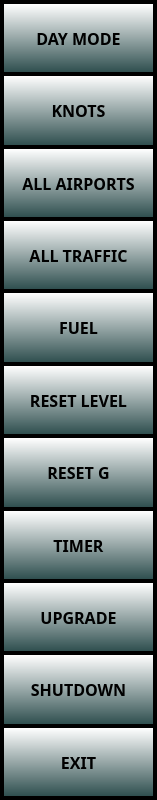
Old version of the form ui/MenuDialog.ui in the repository UnexplodedMinds/Stratofier.
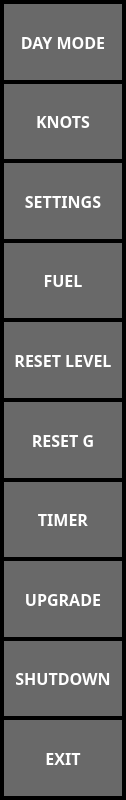
New version of the form.

The edit to the form file:
```diff
--- a/ui/MenuDialog.ui
+++ b/ui/MenuDialog.ui
@@ -6,7 +6,7 @@
    <rect>
     <x>0</x>
     <y>0</y>
-    <width>157</width>
+    <width>126</width>
     <height>800</height>
    </rect>
   </property>
@@ -95,7 +95,8 @@
    <string notr="true">QPushButton
 {
 	border: none;
-	background-color: qlineargradient( x1:0, y1:0, x2:0, y2:1, stop: 0 white, stop:1 DarkSlateGray );
+	color: white;
+	background-color: DimGray;
 	margin: 2px;
 }
 QPushButton::pressed
@@ -122,7 +123,7 @@
    <property name="spacing">
     <number>0</number>
    </property>
-   <item row="12" column="1" colspan="2">
+   <item row="11" column="1" colspan="2">
     <widget class="QPushButton" name="m_pUpgradeButton">
      <property name="sizePolicy">
       <sizepolicy hsizetype="MinimumExpanding" vsizetype="MinimumExpanding">
@@ -132,7 +133,7 @@
      </property>
      <property name="font">
       <font>
-       <family>Piboto</family>
+       <family>Droid Sans</family>
        <pointsize>12</pointsize>
        <weight>75</weight>
        <bold>true</bold>
@@ -144,12 +145,6 @@
      <property name="text">
       <string>UPGRADE</string>
      </property>
-     <property name="iconSize">
-      <size>
-       <width>32</width>
-       <height>32</height>
-      </size>
-     </property>
      <property name="autoDefault">
       <bool>false</bool>
      </property>
@@ -165,40 +160,19 @@
      </property>
      <property name="font">
       <font>
-       <family>Piboto</family>
+       <family>Droid Sans</family>
        <pointsize>12</pointsize>
        <weight>75</weight>
        <bold>true</bold>
       </font>
      </property>
-     <property name="styleSheet">
-      <string notr="true">QPushButton
-{
-	border: none;
-	background-color: qlineargradient( x1:0, y1:0, x2:0, y2:1, stop: 0 white, stop:1 DarkSlateGray );
-	margin: 2px;
-}
-QPushButton::pressed
-{
-	border: none;
-	background-color: qlineargradient( x1:0, y1:0, x2:0, y2:1, stop: 0 DarkSlateGray, stop:1 white );
-	margin: 2px;
-}
-</string>
-     </property>
      <property name="text">
       <string>KNOTS</string>
      </property>
-     <property name="iconSize">
-      <size>
-       <width>32</width>
-       <height>32</height>
-      </size>
-     </property>
     </widget>
    </item>
-   <item row="9" column="1">
-    <widget class="QPushButton" name="m_pResetLevelButton">
+   <item row="12" column="1" colspan="2">
+    <widget class="QPushButton" name="m_pExitButton">
      <property name="sizePolicy">
       <sizepolicy hsizetype="MinimumExpanding" vsizetype="MinimumExpanding">
        <horstretch>0</horstretch>
@@ -207,20 +181,17 @@
      </property>
      <property name="font">
       <font>
-       <family>Piboto</family>
+       <family>Droid Sans</family>
        <pointsize>12</pointsize>
        <weight>75</weight>
        <bold>true</bold>
       </font>
      </property>
+     <property name="autoFillBackground">
+      <bool>false</bool>
+     </property>
      <property name="text">
-      <string>RESET LEVEL</string>
-     </property>
-     <property name="iconSize">
-      <size>
-       <width>32</width>
-       <height>32</height>
-      </size>
+      <string>SHUTDOWN</string>
      </property>
      <property name="autoDefault">
       <bool>false</bool>
@@ -237,20 +208,14 @@
      </property>
      <property name="font">
       <font>
-       <family>Piboto</family>
+       <family>Droid Sans</family>
        <pointsize>12</pointsize>
        <weight>75</weight>
        <bold>true</bold>
       </font>
      </property>
      <property name="text">
-      <string>ALL AIRPORTS</string>
-     </property>
-     <property name="iconSize">
-      <size>
-       <width>32</width>
-       <height>32</height>
-      </size>
+      <string>SETTINGS</string>
      </property>
      <property name="checkable">
       <bool>false</bool>
@@ -263,40 +228,7 @@
      </property>
     </widget>
    </item>
-   <item row="11" column="1">
-    <widget class="QPushButton" name="m_pTimerButton">
-     <property name="sizePolicy">
-      <sizepolicy hsizetype="MinimumExpanding" vsizetype="MinimumExpanding">
-       <horstretch>0</horstretch>
-       <verstretch>0</verstretch>
-      </sizepolicy>
-     </property>
-     <property name="font">
-      <font>
-       <family>Piboto</family>
-       <pointsize>12</pointsize>
-       <weight>75</weight>
-       <bold>true</bold>
-      </font>
-     </property>
-     <property name="autoFillBackground">
-      <bool>false</bool>
-     </property>
-     <property name="text">
-      <string>TIMER</string>
-     </property>
-     <property name="iconSize">
-      <size>
-       <width>32</width>
-       <height>32</height>
-      </size>
-     </property>
-     <property name="autoDefault">
-      <bool>false</bool>
-     </property>
-    </widget>
-   </item>
-   <item row="7" column="1" colspan="2">
+   <item row="6" column="1" colspan="2">
     <widget class="QPushButton" name="m_pFuelButton">
      <property name="sizePolicy">
       <sizepolicy hsizetype="MinimumExpanding" vsizetype="MinimumExpanding">
@@ -306,7 +238,7 @@
      </property>
      <property name="font">
       <font>
-       <family>Piboto</family>
+       <family>Droid Sans</family>
        <pointsize>12</pointsize>
        <weight>75</weight>
        <bold>true</bold>
@@ -318,111 +250,6 @@
      <property name="text">
       <string>FUEL</string>
      </property>
-     <property name="iconSize">
-      <size>
-       <width>32</width>
-       <height>32</height>
-      </size>
-     </property>
-     <property name="autoDefault">
-      <bool>false</bool>
-     </property>
-    </widget>
-   </item>
-   <item row="6" column="1" colspan="2">
-    <widget class="QPushButton" name="m_pTrafficFilterButton">
-     <property name="sizePolicy">
-      <sizepolicy hsizetype="MinimumExpanding" vsizetype="MinimumExpanding">
-       <horstretch>0</horstretch>
-       <verstretch>0</verstretch>
-      </sizepolicy>
-     </property>
-     <property name="font">
-      <font>
-       <family>Piboto</family>
-       <pointsize>12</pointsize>
-       <weight>75</weight>
-       <bold>true</bold>
-      </font>
-     </property>
-     <property name="text">
-      <string>ALL TRAFFIC</string>
-     </property>
-     <property name="iconSize">
-      <size>
-       <width>32</width>
-       <height>32</height>
-      </size>
-     </property>
-     <property name="checkable">
-      <bool>true</bool>
-     </property>
-     <property name="checked">
-      <bool>true</bool>
-     </property>
-     <property name="autoDefault">
-      <bool>false</bool>
-     </property>
-    </widget>
-   </item>
-   <item row="10" column="1">
-    <widget class="QPushButton" name="m_pResetGMeterButton">
-     <property name="sizePolicy">
-      <sizepolicy hsizetype="MinimumExpanding" vsizetype="MinimumExpanding">
-       <horstretch>0</horstretch>
-       <verstretch>0</verstretch>
-      </sizepolicy>
-     </property>
-     <property name="font">
-      <font>
-       <family>Piboto</family>
-       <pointsize>12</pointsize>
-       <weight>75</weight>
-       <bold>true</bold>
-      </font>
-     </property>
-     <property name="text">
-      <string>RESET G</string>
-     </property>
-     <property name="iconSize">
-      <size>
-       <width>32</width>
-       <height>32</height>
-      </size>
-     </property>
-     <property name="autoDefault">
-      <bool>false</bool>
-     </property>
-    </widget>
-   </item>
-   <item row="13" column="1" colspan="2">
-    <widget class="QPushButton" name="m_pExitButton">
-     <property name="sizePolicy">
-      <sizepolicy hsizetype="MinimumExpanding" vsizetype="MinimumExpanding">
-       <horstretch>0</horstretch>
-       <verstretch>0</verstretch>
-      </sizepolicy>
-     </property>
-     <property name="font">
-      <font>
-       <family>Piboto</family>
-       <pointsize>12</pointsize>
-       <weight>75</weight>
-       <bold>true</bold>
-      </font>
-     </property>
-     <property name="autoFillBackground">
-      <bool>false</bool>
-     </property>
-     <property name="text">
-      <string>SHUTDOWN</string>
-     </property>
-     <property name="iconSize">
-      <size>
-       <width>32</width>
-       <height>32</height>
-      </size>
-     </property>
      <property name="autoDefault">
       <bool>false</bool>
      </property>
@@ -438,40 +265,19 @@
      </property>
      <property name="font">
       <font>
-       <family>Piboto</family>
+       <family>Droid Sans</family>
        <pointsize>12</pointsize>
        <weight>75</weight>
        <bold>true</bold>
       </font>
      </property>
-     <property name="styleSheet">
-      <string notr="true">QPushButton
-{
-	border: none;
-	background-color: qlineargradient( x1:0, y1:0, x2:0, y2:1, stop: 0 white, stop:1 DarkSlateGray );
-	margin: 2px;
-}
-QPushButton::pressed
-{
-	border: none;
-	background-color: qlineargradient( x1:0, y1:0, x2:0, y2:1, stop: 0 DarkSlateGray, stop:1 white );
-	margin: 2px;
-}
-</string>
-     </property>
      <property name="text">
       <string>DAY MODE</string>
      </property>
-     <property name="iconSize">
-      <size>
-       <width>32</width>
-       <height>32</height>
-      </size>
-     </property>
     </widget>
    </item>
-   <item row="14" column="1">
-    <widget class="QPushButton" name="m_pExitRoscoButton">
+   <item row="13" column="1">
+    <widget class="QPushButton" name="m_pExitStratofierButton">
      <property name="sizePolicy">
       <sizepolicy hsizetype="MinimumExpanding" vsizetype="MinimumExpanding">
        <horstretch>0</horstretch>
@@ -480,7 +286,7 @@
      </property>
      <property name="font">
       <font>
-       <family>Piboto</family>
+       <family>Droid Sans</family>
        <pointsize>12</pointsize>
        <weight>75</weight>
        <bold>true</bold>
@@ -492,11 +298,80 @@
      <property name="text">
       <string>EXIT</string>
      </property>
-     <property name="iconSize">
-      <size>
-       <width>32</width>
-       <height>32</height>
-      </size>
+     <property name="autoDefault">
+      <bool>false</bool>
+     </property>
+    </widget>
+   </item>
+   <item row="8" column="1">
+    <widget class="QPushButton" name="m_pResetLevelButton">
+     <property name="sizePolicy">
+      <sizepolicy hsizetype="MinimumExpanding" vsizetype="MinimumExpanding">
+       <horstretch>0</horstretch>
+       <verstretch>0</verstretch>
+      </sizepolicy>
+     </property>
+     <property name="font">
+      <font>
+       <family>Droid Sans</family>
+       <pointsize>12</pointsize>
+       <weight>75</weight>
+       <bold>true</bold>
+      </font>
+     </property>
+     <property name="text">
+      <string>RESET LEVEL</string>
+     </property>
+     <property name="autoDefault">
+      <bool>false</bool>
+     </property>
+    </widget>
+   </item>
+   <item row="10" column="1">
+    <widget class="QPushButton" name="m_pTimerButton">
+     <property name="sizePolicy">
+      <sizepolicy hsizetype="MinimumExpanding" vsizetype="MinimumExpanding">
+       <horstretch>0</horstretch>
+       <verstretch>0</verstretch>
+      </sizepolicy>
+     </property>
+     <property name="font">
+      <font>
+       <family>Droid Sans</family>
+       <pointsize>12</pointsize>
+       <weight>75</weight>
+       <bold>true</bold>
+      </font>
+     </property>
+     <property name="autoFillBackground">
+      <bool>false</bool>
+     </property>
+     <property name="text">
+      <string>TIMER</string>
+     </property>
+     <property name="autoDefault">
+      <bool>false</bool>
+     </property>
+    </widget>
+   </item>
+   <item row="9" column="1">
+    <widget class="QPushButton" name="m_pResetGMeterButton">
+     <property name="sizePolicy">
+      <sizepolicy hsizetype="MinimumExpanding" vsizetype="MinimumExpanding">
+       <horstretch>0</horstretch>
+       <verstretch>0</verstretch>
+      </sizepolicy>
+     </property>
+     <property name="font">
+      <font>
+       <family>Droid Sans</family>
+       <pointsize>12</pointsize>
+       <weight>75</weight>
+       <bold>true</bold>
+      </font>
+     </property>
+     <property name="text">
+      <string>RESET G</string>
      </property>
      <property name="autoDefault">
       <bool>false</bool>
```
Left out of the diff: 5 changed lines with no effect on the pictures.
